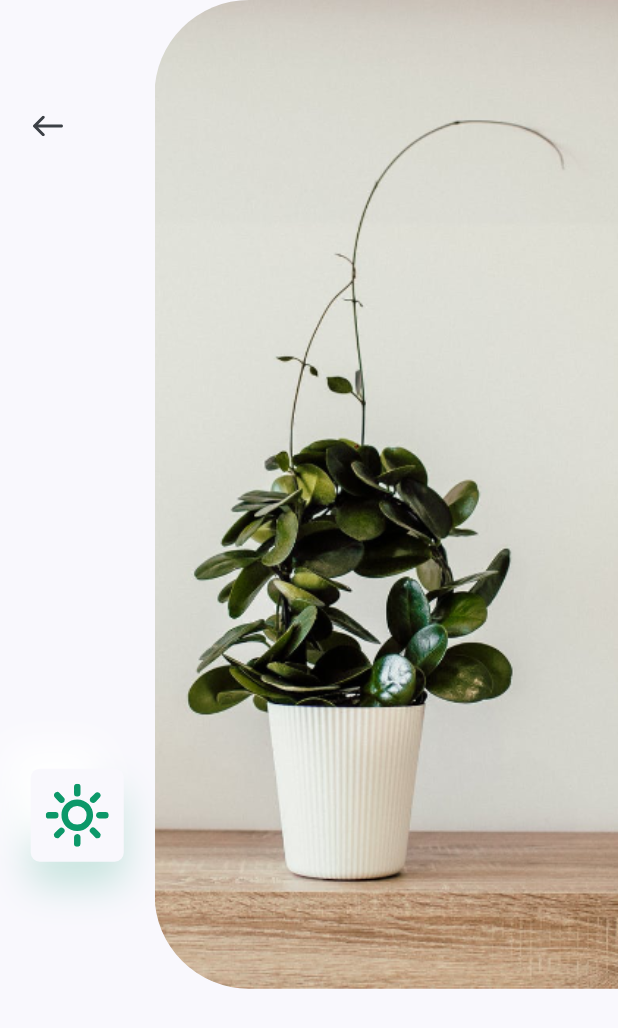
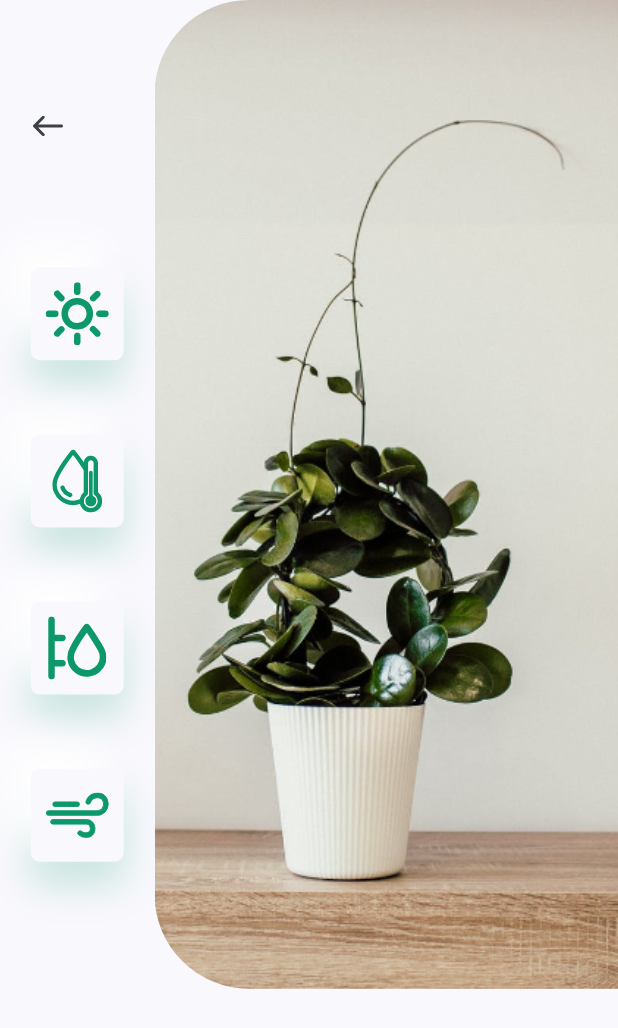
Before and after one commit to Vini03-Alcantra/PlantAppFlutter, a Flutter app: the DetailsScreen screen opened directly, on a phone screen of 412 x 824 dp. Shown: the top 1028 px of the screen. Run offline on Flutter 3.47's test engine with Material 2 defaults, Android fonts, the phone set to English and light mode, and no system bars; our stand-ins replace flutter_svg.

Commit message:
criando page icon card

```diff
--- a/lib/pages/details/components/body.dart
+++ b/lib/pages/details/components/body.dart
@@ -1,6 +1,7 @@
 import 'package:flutter/material.dart';
 import 'package:plantApp/constants.dart';
 import 'package:flutter_svg/svg.dart';
+import 'package:plantApp/pages/details/components/icon_card.dart';
 
 class Body extends StatelessWidget {
   @override
@@ -28,7 +29,10 @@ class Body extends StatelessWidget {
                         )
                       ),
                       Spacer(),
-                      IconCard()
+                      IconCard(icon: "assets/icons/sun.svg"),
+                      IconCard(icon: "assets/icons/icon_2.svg"),
+                      IconCard(icon: "assets/icons/icon_3.svg"),
+                      IconCard(icon: "assets/icons/icon_4.svg"),
                     ]
                   ),
                 )
@@ -55,35 +59,3 @@ class Body extends StatelessWidget {
     );
   }
 }
-
-class IconCard extends StatelessWidget {
-  const IconCard({Key key}) : super(key: key);
-
-  @override
-  Widget build(BuildContext context) {
-    var size = MediaQuery.of(context).size;
-    return Container(
-      margin: EdgeInsets.symmetric(vertical: size.height * 0.03),
-      padding: EdgeInsets.all(kDefaultPadding / 2),
-      height: 62,
-      width: 62,
-      decoration: BoxDecoration(
-        color: kBackgroundColor,
-        borderRadius: BorderRadius.circular(6),
-        boxShadow: [
-          BoxShadow(
-            offset: Offset(0, 15),
-            blurRadius: 22,
-            color: kPrimaryColor.withOpacity(0.22)
-          ),
-          BoxShadow(
-            offset: Offset(-15, -15),
-            blurRadius: 20,
-            color: Colors.white
-          )
-        ]
-      ),
-      child: SvgPicture.asset("assets/icons/sun.svg")
-    );
-  }
-}
--- /dev/null
+++ b/lib/pages/details/components/icon_card.dart
@@ -0,0 +1,37 @@
+import 'package:flutter_svg/svg.dart';
+import 'package:flutter/material.dart';
+import 'package:plantApp/constants.dart';
+
+class IconCard extends StatelessWidget {
+  const IconCard({Key key, this.icon}) : super(key: key);
+
+  final String icon;
+
+  @override
+  Widget build(BuildContext context) {
+    var size = MediaQuery.of(context).size;
+    return Container(
+      margin: EdgeInsets.symmetric(vertical: size.height * 0.03),
+      padding: EdgeInsets.all(kDefaultPadding / 2),
+      height: 62,
+      width: 62,
+      decoration: BoxDecoration(
+        color: kBackgroundColor,
+        borderRadius: BorderRadius.circular(6),
+        boxShadow: [
+          BoxShadow(
+            offset: Offset(0, 15),
+            blurRadius: 22,
+            color: kPrimaryColor.withOpacity(0.22)
+          ),
+          BoxShadow(
+            offset: Offset(-15, -15),
+            blurRadius: 20,
+            color: Colors.white
+          )
+        ]
+      ),
+      child: SvgPicture.asset(icon)
+    );
+  }
+}
```
